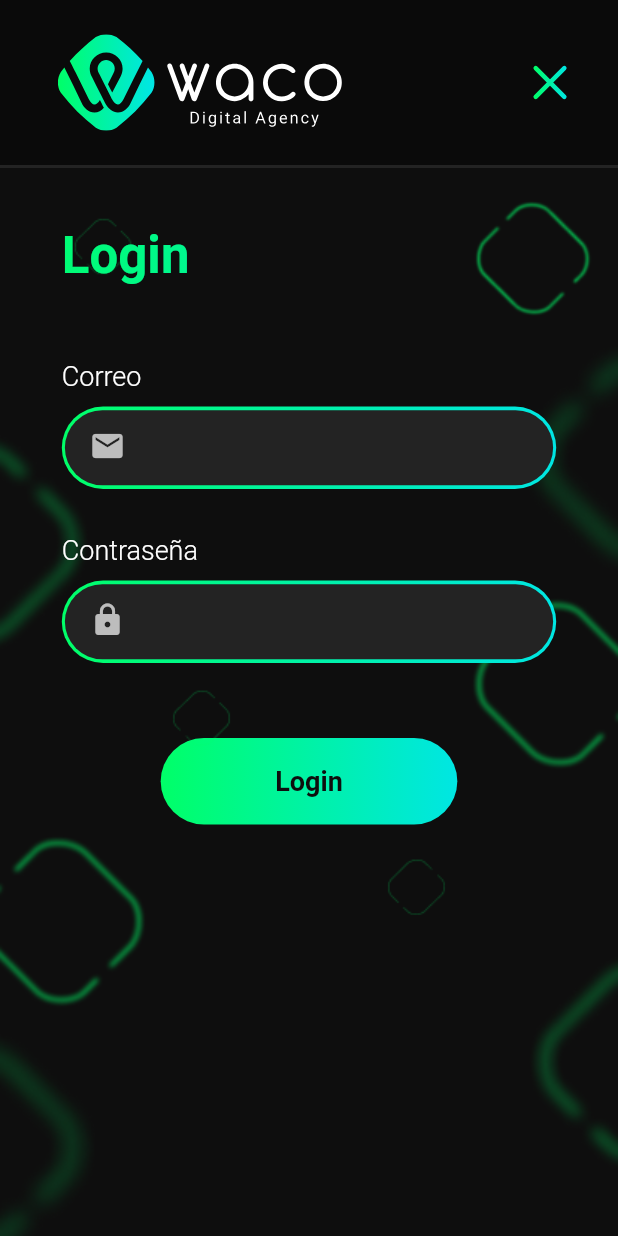
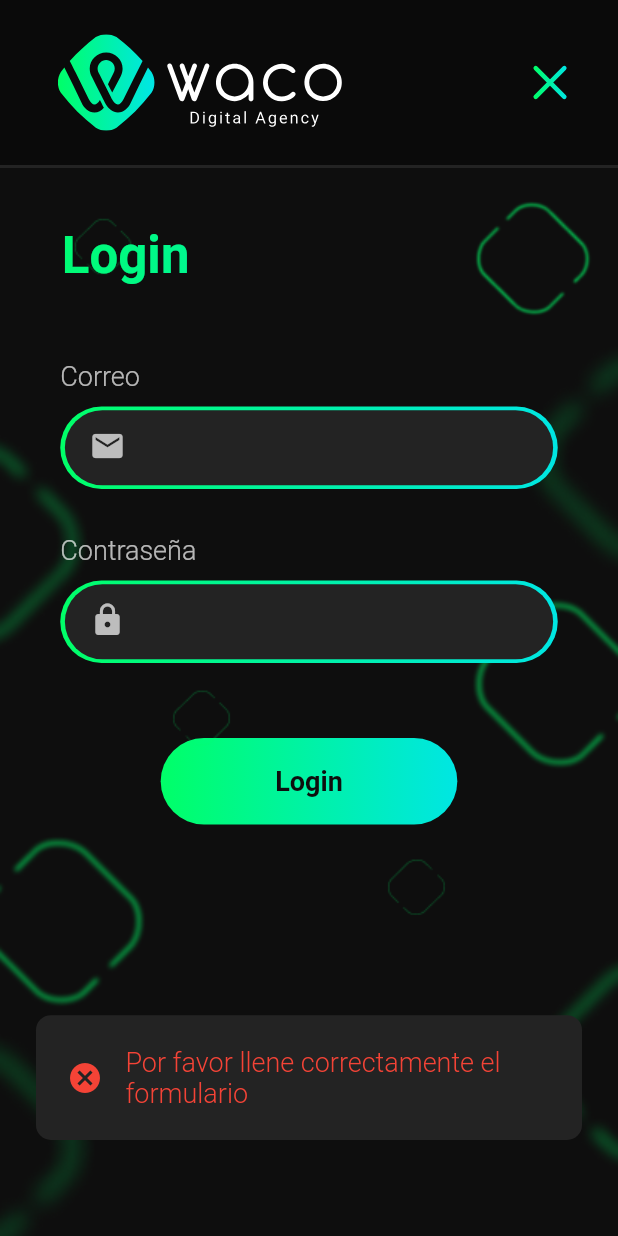
Before and after one commit to martinale14/waco_mobile, a Flutter app: the Login screen opened by its route, after a tap on "Login", on a phone screen of 412 x 824 dp. Run offline on Flutter 3.47's test engine with Material 2 defaults, Android fonts, the light colour scheme and no system bars; our stand-ins replace cloud_firestore, dio, firebase_auth, firebase_core, flutter_svg, fluttertoast; accounts and stored records are empty; network calls fail.

Commit message:
final ui

```diff
--- /dev/null
+++ b/lib/components/custom_toast.dart
@@ -0,0 +1,40 @@
+import 'package:flutter/material.dart';
+import 'package:waco_mobile/utils/dimens.dart';
+
+class CustomToast extends StatelessWidget {
+  const CustomToast({Key? key, required this.msg}) : super(key: key);
+
+  final String msg;
+
+  @override
+  Widget build(BuildContext context) => Container(
+        padding: dimens.symmetric(context, 0.05, 0.05),
+        decoration: BoxDecoration(
+          color: Theme.of(context).colorScheme.surface,
+          borderRadius: const BorderRadius.all(Radius.circular(10)),
+        ),
+        child: Row(
+          mainAxisSize: MainAxisSize.min,
+          mainAxisAlignment: MainAxisAlignment.center,
+          children: [
+            const Icon(
+              Icons.cancel,
+              color: Colors.red,
+            ),
+            const SizedBox(
+              width: 15,
+            ),
+            Flexible(
+              child: Text(
+                msg,
+                style: const TextStyle(
+                  fontSize: 18,
+                  fontWeight: FontWeight.w300,
+                  color: Colors.red,
+                ),
+              ),
+            ),
+          ],
+        ),
+      );
+}
--- a/lib/components/drawer.dart
+++ b/lib/components/drawer.dart
@@ -71,7 +71,8 @@ class FeedDrawer extends StatelessWidget {
                   const Text('Cerrar Sesión', style: TextStyle(fontSize: 20)),
               onTap: () async {
                 await FirebaseAuth.instance.signOut();
-                Navigator.pushReplacementNamed(context, 'intermediate');
+                Navigator.of(context).pushNamedAndRemoveUntil(
+                    'intermediate', (Route<dynamic> route) => false);
               },
             ),
           ],
--- a/lib/components/input.dart
+++ b/lib/components/input.dart
@@ -5,19 +5,22 @@ import 'package:waco_mobile/utils/dimens.dart';
 class CustomInput extends StatelessWidget {
   final String label;
   final TextInputType? type;
-  final Icon? icon;
+  final IconData icon;
   final bool hideContent;
   final TextEditingController controller;
   final Function(String) onChange;
-  const CustomInput(
-      {Key? key,
-      this.label = 'input',
-      this.type,
-      this.icon,
-      this.hideContent = false,
-      required this.controller,
-      required this.onChange})
-      : super(key: key);
+  final String validationText;
+
+  const CustomInput({
+    Key? key,
+    this.label = 'input',
+    this.type,
+    required this.icon,
+    this.hideContent = false,
+    required this.controller,
+    required this.validationText,
+    required this.onChange,
+  }) : super(key: key);
 
   @override
   Widget build(BuildContext context) {
@@ -25,14 +28,18 @@ class CustomInput extends StatelessWidget {
     BorderRadius radius = const BorderRadius.all(Radius.circular(100));
     return Container(
       alignment: Alignment.center,
-      width: dimens.width(context, 0.8),
+      width: dimens.width(context, 0.805),
       child: Column(
         children: [
           Container(
             alignment: Alignment.centerLeft,
             child: Text(
               label,
-              style: const TextStyle(fontSize: 18, fontWeight: FontWeight.w300),
+              style: TextStyle(
+                fontSize: 18,
+                fontWeight: FontWeight.w300,
+                color: validationText.isEmpty ? Colors.white70 : Colors.red,
+              ),
             ),
           ),
           const SizedBox(
@@ -45,8 +52,11 @@ class CustomInput extends StatelessWidget {
                 height: 55,
                 decoration: BoxDecoration(
                     borderRadius: radius,
-                    gradient: LinearGradient(
-                        colors: [palette.primary, palette.secondary])),
+                    gradient: validationText.isEmpty
+                        ? LinearGradient(
+                            colors: [palette.primary, palette.secondary])
+                        : const LinearGradient(
+                            colors: [Colors.red, Colors.red])),
               ),
               Container(
                 padding: dimens.symmetric(context, .04, 0),
@@ -68,15 +78,52 @@ class CustomInput extends StatelessWidget {
                   style: const TextStyle(color: Colors.white70, fontSize: 20),
                   decoration: InputDecoration(
                     border: InputBorder.none,
-                    icon: icon ??
-                        const Icon(
-                          Icons.text_fields,
-                          color: Colors.white70,
-                        ),
+                    icon: Icon(
+                      icon,
+                      color:
+                          validationText.isEmpty ? Colors.white70 : Colors.red,
+                    ),
                   ),
                 ),
               ),
             ],
+          ),
+          validationText.isEmpty
+              ? const SizedBox(
+                  height: 0,
+                  width: 0,
+                )
+              : const SizedBox(
+                  height: 10,
+                ),
+          Container(
+            alignment: Alignment.centerLeft,
+            padding: dimens.symmetric(context, 0.05, 0),
+            child: validationText.isEmpty
+                ? const SizedBox(
+                    height: 0,
+                    width: 0,
+                  )
+                : Row(
+                    children: [
+                      const Icon(
+                        Icons.cancel,
+                        color: Colors.red,
+                      ),
+                      const SizedBox(
+                        width: 15,
+                      ),
+                      Flexible(
+                        child: Text(
+                          validationText,
+                          style: const TextStyle(
+                              color: Colors.red,
+                              fontSize: 24,
+                              fontWeight: FontWeight.w300),
+                        ),
+                      ),
+                    ],
+                  ),
           ),
         ],
       ),
--- a/lib/components/publication_card.dart
+++ b/lib/components/publication_card.dart
@@ -38,7 +38,6 @@ class _PublicationCardState extends State<PublicationCard> {
 
   @override
   Widget build(BuildContext context) {
-    debugPrint(widget.id.toString() + ' favorite: $favorite');
     final UserProvider user = Provider.of(context);
     ColorScheme palette = Theme.of(context).colorScheme;
     Shader linearGradient =
--- a/lib/pages/login_page.dart
+++ b/lib/pages/login_page.dart
@@ -1,7 +1,10 @@
 import 'dart:math';
 import 'package:firebase_auth/firebase_auth.dart';
 import 'package:flutter/material.dart';
+import 'package:fluttertoast/fluttertoast.dart';
 import 'package:waco_mobile/Components/menu.dart';
+import 'package:waco_mobile/components/alert_dialog.dart';
+import 'package:waco_mobile/components/custom_toast.dart';
 import 'package:waco_mobile/components/gradient_button.dart';
 import 'package:waco_mobile/components/input.dart';
 import 'package:waco_mobile/components/navigation.dart';
@@ -19,6 +22,11 @@ class _LoginState extends State<Login> with TickerProviderStateMixin {
   late ScrollController _scrollController;
   late TextEditingController _emailController;
   late TextEditingController _passwordController;
+  String emailValidationText = '';
+  String passwordValidationText = '';
+
+  final FToast toast = FToast();
+
   @override
   void initState() {
     super.initState();
@@ -27,6 +35,7 @@ class _LoginState extends State<Login> with TickerProviderStateMixin {
     _scrollController = ScrollController();
     _emailController = TextEditingController();
     _passwordController = TextEditingController();
+    toast.init(context);
   }
 
   @override
@@ -48,7 +57,6 @@ class _LoginState extends State<Login> with TickerProviderStateMixin {
         backgroundColor: palette.background,
         body: SafeArea(
           child: SingleChildScrollView(
-            physics: const NeverScrollableScrollPhysics(),
             child: GestureDetector(
               onTap: () {
                 FocusScope.of(context).unfocus();
@@ -103,27 +111,33 @@ class _LoginState extends State<Login> with TickerProviderStateMixin {
                                   height: 50,
                                 ),
                                 CustomInput(
+                                  validationText: emailValidationText,
                                   label: 'Correo',
                                   controller: _emailController,
-                                  onChange: (value) {},
+                                  onChange: (value) {
+                                    setState(() {
+                                      emailValidationText =
+                                          validateEmail(value);
+                                    });
+                                  },
                                   type: TextInputType.emailAddress,
-                                  icon: const Icon(
-                                    Icons.email,
-                                    color: Colors.white70,
-                                  ),
+                                  icon: Icons.email,
                                 ),
                                 const SizedBox(
                                   height: 30,
                                 ),
                                 CustomInput(
+                                  validationText: passwordValidationText,
                                   label: 'Contraseña',
                                   controller: _passwordController,
-                                  onChange: (value) {},
+                                  onChange: (value) {
+                                    setState(() {
+                                      passwordValidationText =
+                                          validatePassword(value);
+                                    });
+                                  },
                                   hideContent: true,
-                                  icon: const Icon(
-                                    Icons.lock,
-                                    color: Colors.white70,
-                                  ),
+                                  icon: Icons.lock,
                                 ),
                                 const SizedBox(
                                   height: 50,
@@ -131,21 +145,50 @@ class _LoginState extends State<Login> with TickerProviderStateMixin {
                                 Button(
                                   label: 'Login',
                                   buttonTap: () async {
+                                    if ((_emailController.text.isEmpty ||
+                                            _passwordController.text.isEmpty) ||
+                                        (emailValidationText.isNotEmpty ||
+                                            passwordValidationText
+                                                .isNotEmpty)) {
+                                      toast.showToast(
+                                        child: const CustomToast(
+                                            msg:
+                                                'Por favor llene correctamente el formulario'),
+                                      );
+                                    }
+                                    if (emailValidationText.isEmpty &&
+                                        passwordValidationText.isEmpty) {
                                       try {
                                         await FirebaseAuth.instance
                                             .signInWithEmailAndPassword(
                                                 email: _emailController.text,
                                                 password:
                                                     _passwordController.text);
-                                      Navigator.pushReplacementNamed(
-                                          context, 'intermediate');
+                                        Navigator.of(context)
+                                            .pushNamedAndRemoveUntil(
+                                                'intermediate',
+                                                (Route<dynamic> route) =>
+                                                    false);
                                       } on FirebaseAuthException catch (e) {
                                         if (e.code == 'user-not-found') {
-                                        debugPrint(
-                                            'No user found for that email.');
+                                          showDialog(
+                                              barrierDismissible: false,
+                                              context: context,
+                                              builder: (context) {
+                                                return const InfoAlertDialog(
+                                                    message:
+                                                        'Usuario no encontrado');
+                                              });
                                         } else if (e.code == 'wrong-password') {
-                                        debugPrint(
-                                            'Wrong password provided for that user.');
+                                          showDialog(
+                                              barrierDismissible: false,
+                                              context: context,
+                                              builder: (context) {
+                                                return const InfoAlertDialog(
+                                                    message:
+                                                        'Contraseña incorrecta');
+                                              });
+                                        }
                                       }
                                     }
                                   },
@@ -172,4 +215,32 @@ class _LoginState extends State<Login> with TickerProviderStateMixin {
           ),
         ));
   }
+
+  static String validateEmail(String email) {
+    String validationMessage = '';
+
+    if (!RegExp(
+            r"^[a-zA-Z0-9.a-zA-Z0-9.!#$%&'*+-/=?^_`{|}~]+@[a-zA-Z0-9]+\.[a-zA-Z]+")
+        .hasMatch(email)) {
+      validationMessage = 'Dirección de correo invalida';
     }
+    if (email.isEmpty) {
+      validationMessage = 'El campo no debe estar vacío';
+    }
+
+    return validationMessage;
+  }
+
+  static String validatePassword(String password) {
+    String validationMessage = '';
+
+    if (password.length < 6) {
+      validationMessage = 'La contraseña debe tener al menos 6 caracteres';
+    }
+    if (password.isEmpty) {
+      validationMessage = 'El campo no debe estar vacío';
+    }
+
+    return validationMessage;
+  }
+}
--- a/pubspec.yaml
+++ b/pubspec.yaml
@@ -43,6 +43,7 @@ dependencies:
   firebase_analytics: ^8.3.2
   url_launcher: ^6.0.12
   flutter_launcher_icons: ^0.9.2
+  fluttertoast: ^8.0.8
 
 dev_dependencies:
   flutter_test:
```
Also changed, not shown: lib/components/alert_dialog.dart (added, +55 -0 lines), assets/svg/logo.svg (added), pubspec.lock. Lines whose indentation alone changed are shown as unchanged.
